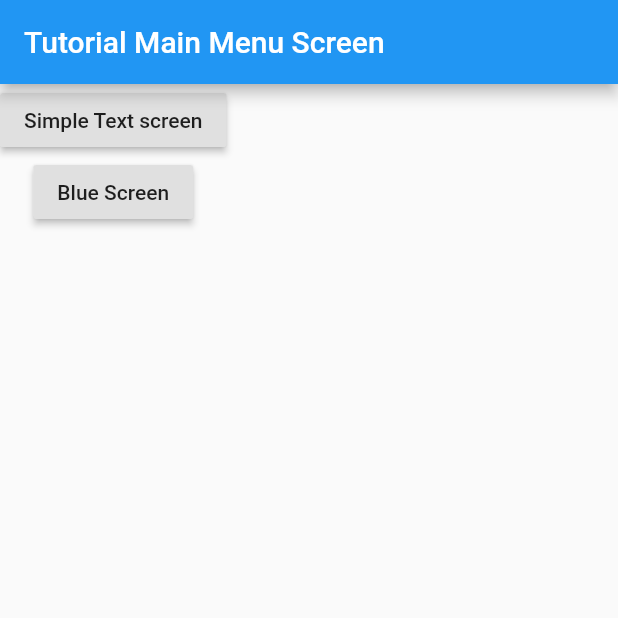
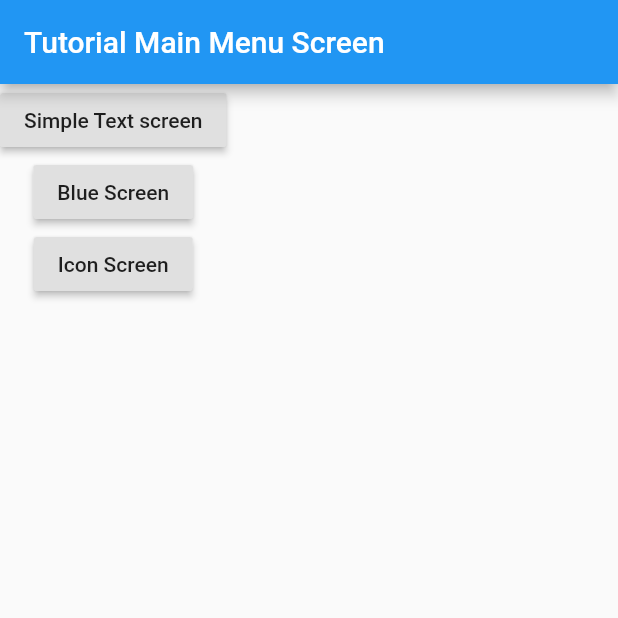
Before and after one commit to KK-MS/app_tutorial_flutter, a Flutter app: the screen it shows after launch, on a phone screen of 412 x 824 dp, the top half of it. Run offline on Flutter 3.47's test engine with Material 2 defaults, Android fonts, the phone set to English and light mode, and no system bars.

Commit message:
Icon demo

```diff
--- /dev/null
+++ b/lib/04_icon_screen.dart
@@ -0,0 +1,24 @@
+import 'package:flutter/material.dart';
+
+// Comment on ICON....
+// Navigate back to the first screen by popping the current route
+// off the stack.
+class IconScreen extends StatelessWidget {
+  @override
+  Widget build(BuildContext context) {
+    return Scaffold(
+      appBar: AppBar(
+        title: Text("Icon Screen"),
+      ),
+      body: Center(
+        child: RaisedButton.icon(
+          icon: Icon(Icons.accessibility),
+          label: Text('Go back'),
+          onPressed: () {
+            Navigator.pop(context);
+          },
+        ),
+      ),
+    );
+  }
+}
--- a/lib/main.dart
+++ b/lib/main.dart
@@ -3,6 +3,7 @@ import 'package:flutter/material.dart';
 // Import the application imports.
 import '02_simple_text_screen.dart';
 import '03_blue_screen.dart';
+import '04_icon_screen.dart';
 
 // main function
 // Start the app with the "/" named route. In this case, the app starts
@@ -25,6 +26,7 @@ class MyAppMain extends StatelessWidget {
         '/': (context) => MainMenuScreen(),
         '/simple_text': (context) => SimpleTextScreen(),
         '/03Blue': (context) => BlueScreen(),
+        '/04Icon': (context) => IconScreen(),
       },
     ));
   }
@@ -41,6 +43,7 @@ class MainMenuScreen extends StatelessWidget {
         children: <Widget>[
           btn02SimpleText(context),
           btn03BlueScreen(context),
+          btn04IconScreen(context),
        ],
       ),
     );
@@ -68,6 +71,18 @@ class MainMenuScreen extends StatelessWidget {
       },
     );
   }
+
+  Widget btn04IconScreen(BuildContext context)
+  {
+    return RaisedButton(
+      child: Text('Icon Screen'),
+      onPressed: () {
+        // Navigate to the second screen using a named route.
+        Navigator.pushNamed(context, '/04Icon');
+      },
+    );
+  }
+
 }
 
 // Notes:
```
